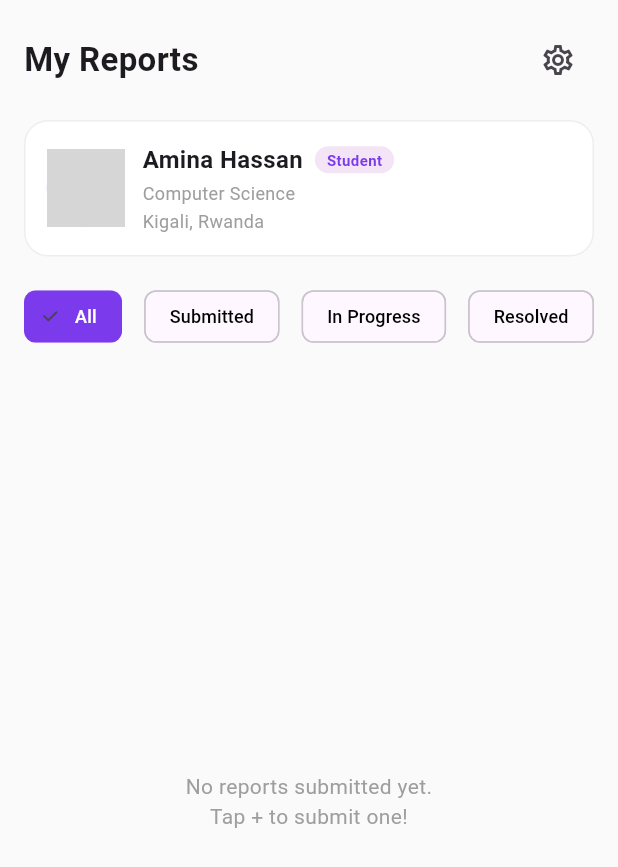
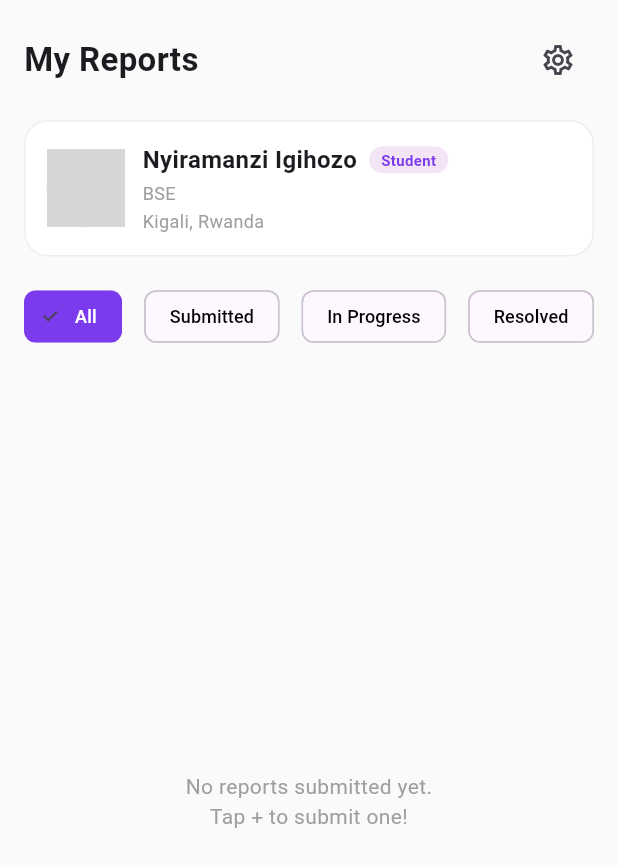
Before and after one commit to nIgihozo/CampusReportingApp, a Flutter app: the ReportsScreen screen opened directly, on a phone screen of 412 x 824 dp. Shown: the top 867 px of the screen. Run offline on Flutter 3.47's test engine with Material 3 defaults, Android fonts, the phone set to English and light mode, and no system bars; our stand-ins replace cloud_firestore, firebase_auth, firebase_core, flutter_dotenv, flutter_image_compress, image_picker; accounts and stored records are empty; network calls fail; grey boxes are pictures that could not be loaded.

```diff
--- a/lib/screens/reports_screen.dart
+++ b/lib/screens/reports_screen.dart
@@ -58,7 +58,7 @@ class _ReportsScreenState extends State<ReportsScreen> {
                       children: [
                         Row(
                           children: [
-                            const Text('Amina Hassan', style: TextStyle(fontWeight: FontWeight.bold, fontSize: 16)),
+                            const Text('Nyiramanzi Igihozo', style: TextStyle(fontWeight: FontWeight.bold, fontSize: 16)),
                             const SizedBox(width: 8),
                             Container(
                               padding: const EdgeInsets.symmetric(horizontal: 8, vertical: 2),
@@ -68,7 +68,7 @@ class _ReportsScreenState extends State<ReportsScreen> {
                           ],
                         ),
                         const SizedBox(height: 2),
-                        const Text('Computer Science', style: TextStyle(color: Colors.grey, fontSize: 12)),
+                        const Text('BSE', style: TextStyle(color: Colors.grey, fontSize: 12)),
                         const SizedBox(height: 2),
                         const Text('Kigali, Rwanda', style: TextStyle(color: Colors.grey, fontSize: 12)),
                       ],
@@ -104,7 +104,6 @@ class _ReportsScreenState extends State<ReportsScreen> {
                 stream: FirebaseFirestore.instance
                     .collection('incidents')
                     .where('userId', isEqualTo: currentUser?.uid ?? 'anonymous')
-                    .orderBy('createdAt', descending: true)
                     .snapshots(),
                 builder: (context, snapshot) {
                   if (snapshot.connectionState == ConnectionState.waiting) {
```
